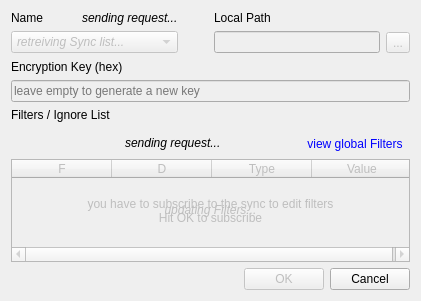
First picture: the form in Client/src/QtClient/qtSyncDialog.ui, repository psieg/MyCloud, before the edit.
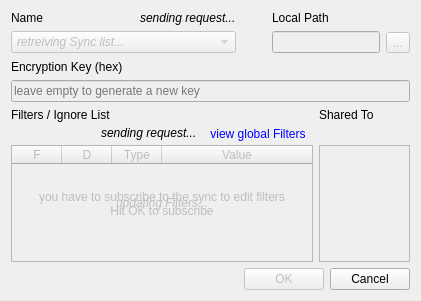
Second picture: the form after the edit. Icons and pictures are not drawn.

Diff of the .ui file:
```diff
--- a/Client/src/QtClient/qtSyncDialog.ui
+++ b/Client/src/QtClient/qtSyncDialog.ui
@@ -25,36 +25,35 @@
   </property>
   <layout class="QGridLayout" name="gridLayout_2">
    <item row="0" column="0">
-    <layout class="QGridLayout" name="gridLayout">
+    <layout class="QGridLayout" name="gridLayout" columnstretch="1,0,0,0,0">
      <item row="0" column="0">
-      <layout class="QHBoxLayout" name="horizontalLayout_3">
-       <property name="spacing">
-        <number>0</number>
-       </property>
-       <item>
         <widget class="QLabel" name="label">
+       <property name="sizePolicy">
+        <sizepolicy hsizetype="Expanding" vsizetype="Preferred">
+         <horstretch>0</horstretch>
+         <verstretch>0</verstretch>
+        </sizepolicy>
+       </property>
          <property name="text">
           <string>Name</string>
          </property>
         </widget>
        </item>
-       <item>
+     <item row="0" column="1">
         <widget class="QLabel" name="deleteLabel">
          <property name="text">
           <string>&lt;i&gt;sending request...&lt;/i&gt;</string>
          </property>
         </widget>
        </item>
-      </layout>
-     </item>
-     <item row="0" column="2">
+     <item row="0" column="3">
       <widget class="QLabel" name="label_2">
        <property name="text">
         <string>Local Path</string>
        </property>
       </widget>
      </item>
-     <item row="1" column="0">
+     <item row="1" column="0" colspan="2">
       <widget class="QComboBox" name="nameBox">
        <property name="enabled">
         <bool>false</bool>
@@ -65,6 +64,12 @@
          <verstretch>0</verstretch>
         </sizepolicy>
        </property>
+       <property name="minimumSize">
+        <size>
+         <width>150</width>
+         <height>0</height>
+        </size>
+       </property>
        <layout class="QVBoxLayout" name="verticalLayout">
         <property name="leftMargin">
          <number>6</number>
@@ -91,28 +96,34 @@
        </layout>
       </widget>
      </item>
-     <item row="1" column="1">
-      <widget class="QToolButton" name="deleteButton">
-       <property name="enabled">
-        <bool>false</bool>
-       </property>
-       <property name="icon">
-        <iconset resource="qtClient.qrc">
-         <normaloff>:/Resources/remove.png</normaloff>:/Resources/remove.png</iconset>
-       </property>
-       <property name="autoRaise">
-        <bool>true</bool>
-       </property>
-      </widget>
-     </item>
      <item row="1" column="2">
-      <widget class="QLineEdit" name="pathEdit">
+      <widget class="QToolButton" name="deleteSyncButton">
        <property name="enabled">
         <bool>false</bool>
        </property>
+       <property name="icon">
+        <iconset resource="qtClient.qrc">
+         <normaloff>:/Resources/remove.png</normaloff>:/Resources/remove.png</iconset>
+       </property>
+       <property name="iconSize">
+        <size>
+         <width>16</width>
+         <height>16</height>
+        </size>
+       </property>
+       <property name="autoRaise">
+        <bool>true</bool>
+       </property>
       </widget>
      </item>
      <item row="1" column="3">
+      <widget class="QLineEdit" name="pathEdit">
+       <property name="enabled">
+        <bool>false</bool>
+       </property>
+      </widget>
+     </item>
+     <item row="1" column="4">
       <widget class="QToolButton" name="browseButton">
        <property name="enabled">
         <bool>false</bool>
@@ -145,17 +156,19 @@
     </widget>
    </item>
    <item row="3" column="0">
+    <layout class="QHBoxLayout" name="horizontalLayout_4" stretch="3,1">
+     <item>
+      <layout class="QVBoxLayout" name="verticalLayout_2">
+       <property name="spacing">
+        <number>0</number>
+       </property>
+       <item>
     <widget class="QLabel" name="label_4">
      <property name="text">
       <string>Filters / Ignore List</string>
      </property>
     </widget>
    </item>
-   <item row="4" column="0">
-    <layout class="QVBoxLayout" name="verticalLayout_2">
-     <property name="spacing">
-      <number>0</number>
-     </property>
      <item>
       <layout class="QHBoxLayout" name="horizontalLayout">
        <item>
@@ -175,8 +188,8 @@
          </property>
          <property name="iconSize">
           <size>
-           <width>24</width>
-           <height>24</height>
+             <width>16</width>
+             <height>16</height>
           </size>
          </property>
          <property name="autoRaise">
@@ -201,8 +214,8 @@
          </property>
          <property name="iconSize">
           <size>
-           <width>24</width>
-           <height>24</height>
+             <width>16</width>
+             <height>16</height>
           </size>
          </property>
          <property name="autoRaise">
@@ -227,8 +240,8 @@
          </property>
          <property name="iconSize">
           <size>
-           <width>24</width>
-           <height>24</height>
+             <width>16</width>
+             <height>16</height>
           </size>
          </property>
          <property name="autoRaise">
@@ -250,8 +263,8 @@
          </property>
          <property name="sizeHint" stdset="0">
           <size>
-           <width>51</width>
-           <height>27</height>
+             <width>100</width>
+             <height>20</height>
           </size>
          </property>
         </spacer>
@@ -291,6 +304,9 @@
        <property name="horizontalScrollMode">
         <enum>QAbstractItemView::ScrollPerPixel</enum>
        </property>
+         <attribute name="horizontalHeaderDefaultSectionSize">
+          <number>50</number>
+         </attribute>
        <attribute name="horizontalHeaderHighlightSections">
         <bool>false</bool>
        </attribute>
@@ -362,7 +378,87 @@
      </item>
     </layout>
    </item>
-   <item row="5" column="0">
+     <item>
+      <layout class="QVBoxLayout" name="verticalLayout_3">
+       <property name="spacing">
+        <number>0</number>
+       </property>
+       <item>
+        <widget class="QLabel" name="label_5">
+         <property name="text">
+          <string>Shared To</string>
+         </property>
+        </widget>
+       </item>
+       <item>
+        <layout class="QHBoxLayout" name="horizontalLayout_3">
+         <item>
+          <widget class="QToolButton" name="addShareButton">
+           <property name="enabled">
+            <bool>false</bool>
+           </property>
+           <property name="icon">
+            <iconset resource="qtClient.qrc">
+             <normaloff>:/Resources/add.png</normaloff>:/Resources/add.png</iconset>
+           </property>
+           <property name="iconSize">
+            <size>
+             <width>16</width>
+             <height>16</height>
+            </size>
+           </property>
+           <property name="autoRaise">
+            <bool>true</bool>
+           </property>
+          </widget>
+         </item>
+         <item>
+          <widget class="QToolButton" name="removeShareButton">
+           <property name="enabled">
+            <bool>false</bool>
+           </property>
+           <property name="icon">
+            <iconset resource="qtClient.qrc">
+             <normaloff>:/Resources/remove.png</normaloff>:/Resources/remove.png</iconset>
+           </property>
+           <property name="iconSize">
+            <size>
+             <width>16</width>
+             <height>16</height>
+            </size>
+           </property>
+           <property name="autoRaise">
+            <bool>true</bool>
+           </property>
+          </widget>
+         </item>
+         <item>
+          <spacer name="horizontalSpacer_3">
+           <property name="orientation">
+            <enum>Qt::Horizontal</enum>
+           </property>
+           <property name="sizeHint" stdset="0">
+            <size>
+             <width>100</width>
+             <height>20</height>
+            </size>
+           </property>
+          </spacer>
+         </item>
+        </layout>
+       </item>
+       <item>
+        <widget class="QListView" name="shareList">
+         <property name="enabled">
+          <bool>false</bool>
+         </property>
+        </widget>
+       </item>
+      </layout>
+     </item>
+    </layout>
+   </item>
+   <item row="4" column="0">
     <layout class="QHBoxLayout" name="horizontalLayout_2">
      <item>
       <spacer name="horizontalSpacer">
```
Left out of the diff: 18 changed lines with no effect on the pictures. Lines whose indentation alone changed are shown as unchanged.
